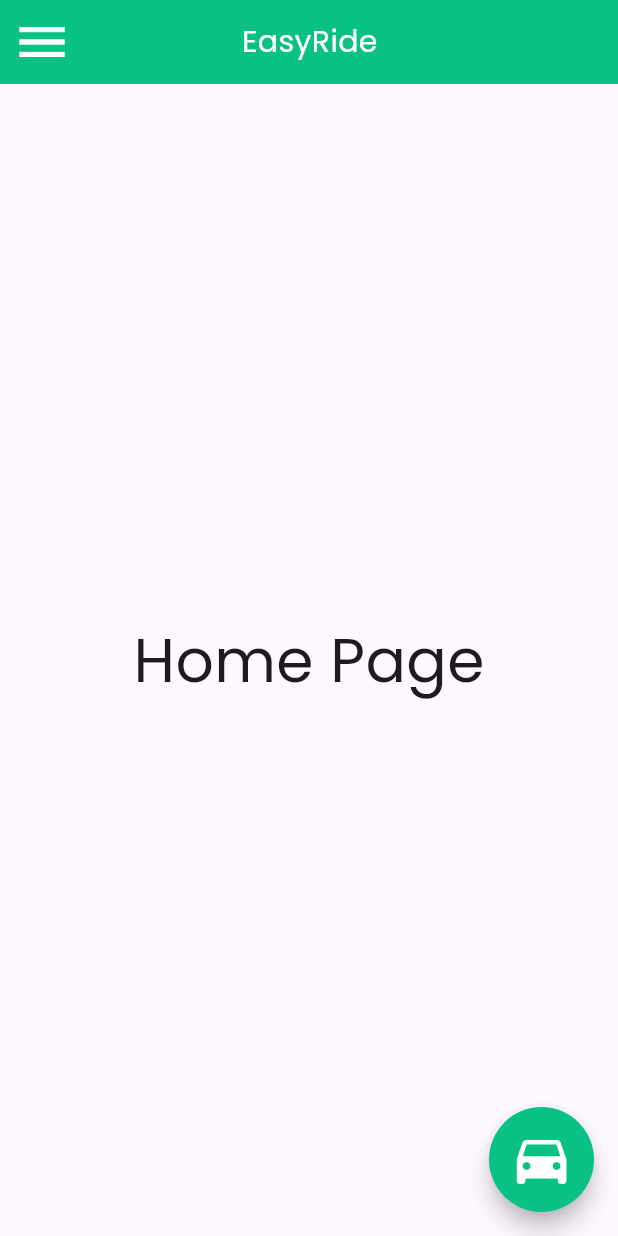
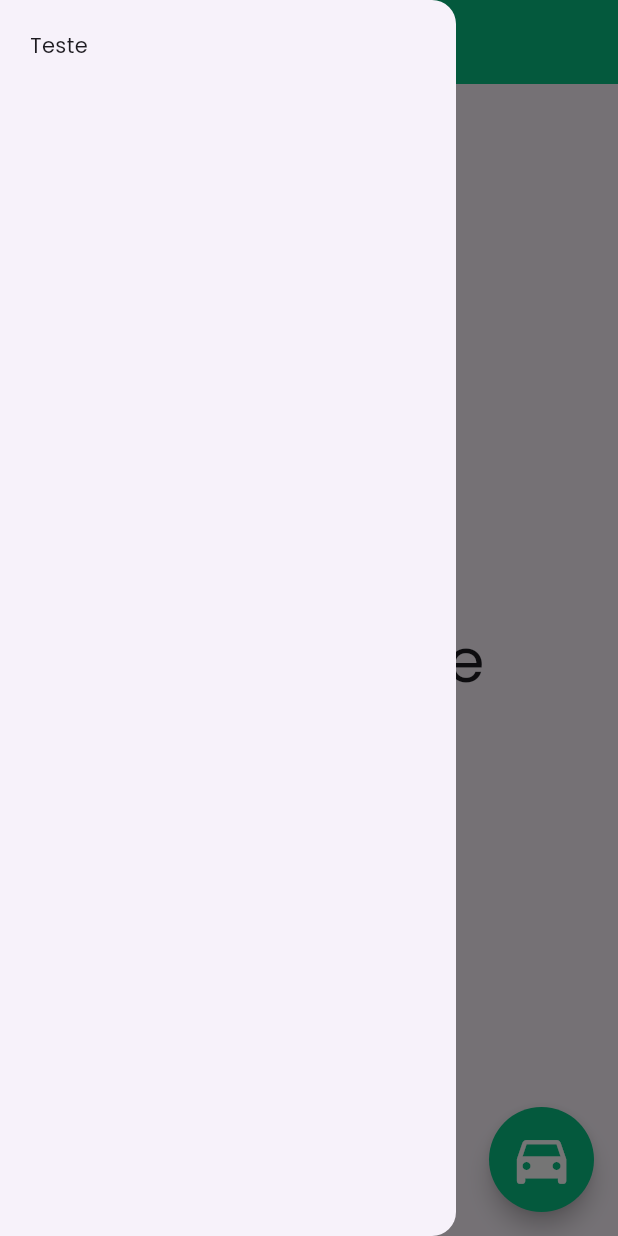
Before and after one commit to JoaoDant4s/AppCaronas, a Flutter app: the screen it shows after launch, after a tap on the "menu" icon, on a phone screen of 412 x 824 dp. Run offline on Flutter 3.47's test engine with Material 2 defaults, Android fonts, the phone set to English and light mode, and no system bars.

Commit message:
drawer in progress

```diff
--- /dev/null
+++ b/lib/components/drawer.dart
@@ -0,0 +1,20 @@
+import 'package:flutter/material.dart';
+
+class HomeDrawer extends StatelessWidget {
+  const HomeDrawer({super.key});
+
+  @override
+  Widget build(BuildContext context) {
+    return Drawer(
+      child: Column(
+        children: [
+          Container(
+            width: double.infinity,
+            padding: EdgeInsets.all(20),
+            child: Text("Teste"),
+          ),
+        ],
+      ),
+    );
+  }
+}
--- a/lib/screen/home.dart
+++ b/lib/screen/home.dart
@@ -1,4 +1,5 @@
 import 'package:caronas/components/bottom_modal.dart';
+import 'package:caronas/components/drawer.dart';
 import 'package:flutter/material.dart';
 
 class Home extends StatefulWidget {
@@ -41,31 +42,32 @@ class _HomeState extends State<Home> {
         ),
       ),
       appBar: AppBar(
-        actions: [
-          Expanded(
-            child: Row(
-              mainAxisAlignment: MainAxisAlignment.spaceBetween,
-              children: [
-                IconButton(
+        centerTitle: true,
+        elevation: 0,
+        title: const Text(
+          "EasyDrive",
+          style: TextStyle(fontSize: 24, color: Colors.white),
+        ),
+        leading: Builder(
+          builder: (BuildContext context) => IconButton(
             icon: const Icon(
               Icons.menu,
               size: 40,
               color: Colors.white,
             ),
-                  onPressed: () {},
+            onPressed: () {
+              Scaffold.of(context).openDrawer();
+            },
           ),
-                const Text(
-                  "EasyRide",
-                  style: TextStyle(fontSize: 20, color: Colors.white),
         ),
-                const SizedBox(
-                  width: 55,
+        actions: const [
+          SizedBox(
+            width: 40,
+            height: 40,
           )
         ],
       ),
-          )
-        ],
-      ),
+      drawer: HomeDrawer(),
       body: const Center(
         child: Text(
           "Home Page",
```
Lines whose indentation alone changed are shown as unchanged.
